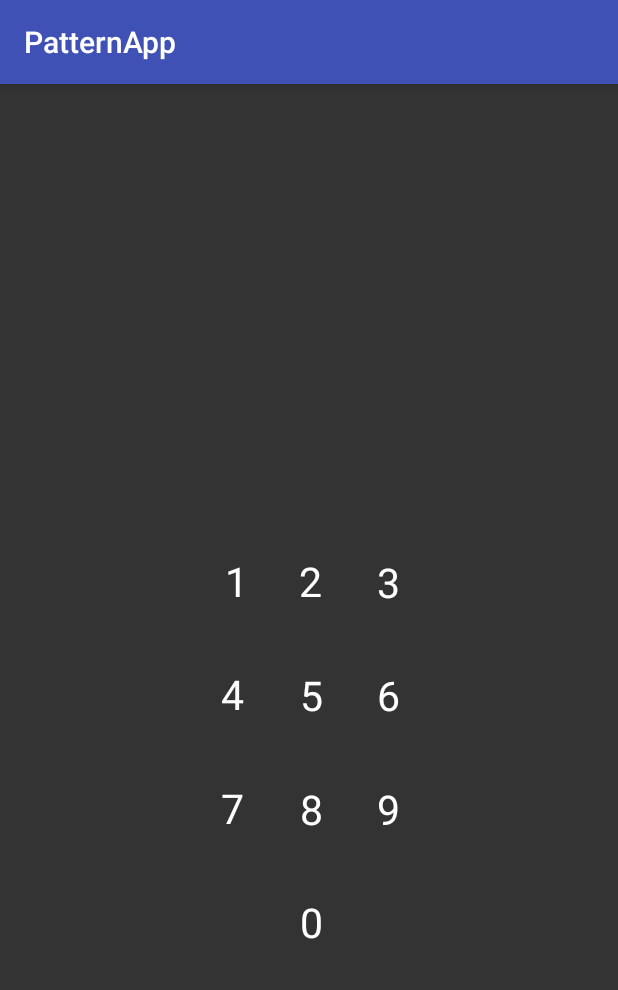
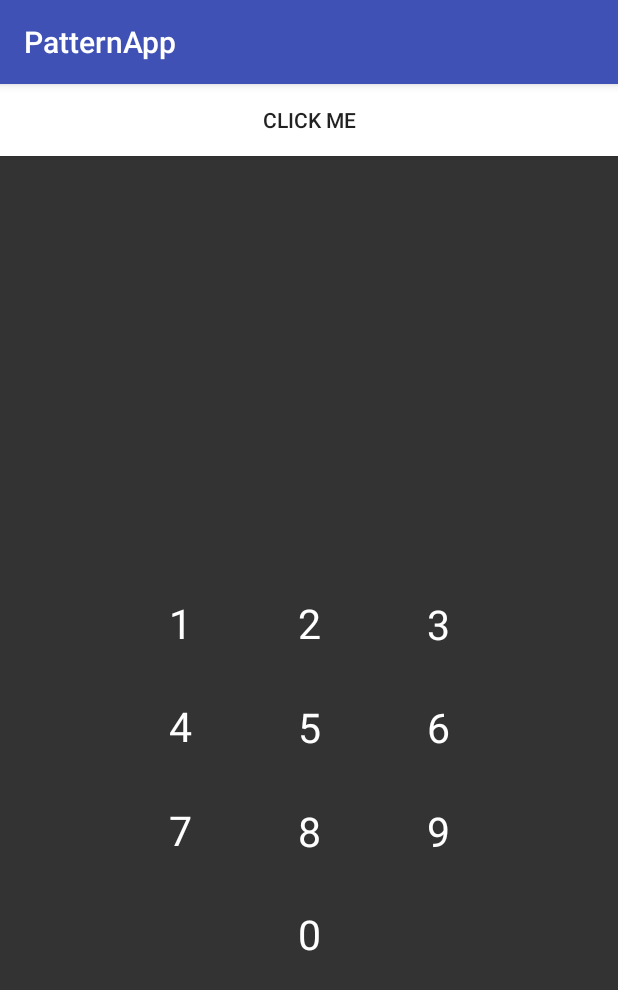
Before and after one commit to uchiaitachipro/PatternApp, an Android app: the screen it shows after launch (MainActivity), on a phone screen of 412 x 824 dp. Shown: the top 990 px of the screen. Run offline under Robolectric (Android 15) with nearby library versions, the phone set to English and light mode, and no system bars.

Commit message:
add click circle

```diff
--- /dev/null
+++ b/app/src/main/res/drawable/test_click_ripe.xml
@@ -0,0 +1,7 @@
+<?xml version="1.0" encoding="utf-8"?>
+<ripple xmlns:android="http://schemas.android.com/apk/res/android"
+    xmlns:tools="http://schemas.android.com/tools"
+    android:color="#FF0000"
+    tools:targetApi="lollipop">
+    <item android:drawable="@drawable/test_ripple_items" />
+</ripple>
--- /dev/null
+++ b/app/src/main/res/drawable/test_ripple_items.xml
@@ -0,0 +1,16 @@
+<?xml version="1.0" encoding="utf-8"?>
+<selector xmlns:android="http://schemas.android.com/apk/res/android">
+
+    <item android:state_pressed="true">
+        <shape>
+            <solid android:color="#2f8bf4"></solid>
+        </shape>
+    </item>
+
+    <item>
+        <shape>
+            <solid android:color="@android:color/white"></solid>
+        </shape>
+    </item>
+
+</selector>
--- a/app/src/main/res/layout/activity_main.xml
+++ b/app/src/main/res/layout/activity_main.xml
@@ -7,6 +7,15 @@
     android:layout_height="match_parent"
     android:background="#333333"
     tools:context=".MainActivity">
+
+    <Button
+        android:id="@+id/button_01"
+        android:layout_width="match_parent"
+        android:layout_height="wrap_content"
+        app:layout_constraintStart_toStartOf="parent"
+        app:layout_constraintEnd_toEndOf="parent"
+        android:background="@drawable/test_click_ripe"
+        android:text="Click Me"/>
 
     <com.uchia.patternview.UltimatePatternView
         android:id="@+id/pattern_view"
@@ -20,16 +29,17 @@
         app:upv_pathColor="@android:color/white"
         app:upv_pathWidth="3dp"
         app:upv_number_textSize="27sp"
-        app:upv_left_padding_ratio="0.2"
-        app:upv_right_padding_ratio="0.2"
-        app:upv_top_padding_ratio="-0.05"
-        app:upv_bottom_padding_ratio="-0.05"
+        app:upv_left_padding_ratio="0"
+        app:upv_right_padding_ratio="0"
+        app:upv_top_padding_ratio="0"
+        app:upv_bottom_padding_ratio="0"
+        app:upv_number_click_circle_radius="20dp"
         app:layout_constraintBottom_toBottomOf="parent"
         app:layout_constraintDimensionRatio="1:1"
         app:layout_constraintEnd_toEndOf="parent"
         app:layout_constraintHorizontal_bias="0.496"
         app:layout_constraintStart_toStartOf="parent"
-        app:layout_constraintTop_toTopOf="parent"
+        app:layout_constraintTop_toBottomOf="@+id/button_01"
         app:layout_constraintVertical_bias="0.626" />
 
     <TextView
--- a/patternview/src/main/java/com/uchia/patternview/UltimatePatternView.kt
+++ b/patternview/src/main/java/com/uchia/patternview/UltimatePatternView.kt
@@ -4,19 +4,25 @@ import android.content.Context
 import android.graphics.Canvas
 import android.graphics.Color
 import android.graphics.Rect
+import android.graphics.drawable.RippleDrawable
+import android.os.Build
 import android.os.Debug
 import android.os.SystemClock
+import android.support.v4.content.res.ResourcesCompat
 import android.util.AttributeSet
 import android.util.Log
 import android.view.HapticFeedbackConstants
 import android.view.MotionEvent
 import android.view.View
+import com.uchia.patternview.anims.IClickAnim
+import com.uchia.patternview.anims.RippleClickAnimHelper
 import com.uchia.patternview.rules.AbsPatternRule
 import com.uchia.patternview.rules.GesturePattern
 import com.uchia.patternview.rules.NumberPattern
 import com.uchia.patternview.rules.enums.PatternType
 import com.uchia.patternview.rules.enums.DisplayMode
 import java.util.*
+import kotlin.math.ceil
 
 class UltimatePatternView : View ,IPatternView{
 
@@ -37,7 +43,8 @@ class UltimatePatternView : View ,IPatternView{
     private var leftPaddingRatio: Float = 0f
     private var rightPaddingRatio: Float = 0f
     private var topPaddingRatio: Float = 0f
-    private var bottomPaddingRatio: Float = 0f
+    private var bottomPaddingRatio : Float = 0f
+    private var numberCircleRadius : Float = 0f
 
     private val invalidate = Rect()
     private lateinit var mPattern : ArrayList<Cell>
@@ -46,6 +53,8 @@ class UltimatePatternView : View ,IPatternView{
     private lateinit var patternRule : AbsPatternRule
 
     private val mPatternClearer = Runnable { clearPattern() }
+
+
 
     override val hostContext: Context
         get() = context
@@ -88,7 +97,7 @@ class UltimatePatternView : View ,IPatternView{
     override var rightRealPadding : Int = 0
     override var bottomRealPadding : Int = 0
 
-
+//    override var clickAnimHelper: IClickAnim? = null
 
 
     constructor(context: Context)
@@ -100,8 +109,6 @@ class UltimatePatternView : View ,IPatternView{
     constructor(context: Context, attrs: AttributeSet?, defStyle: Int)
             : super(context, attrs, defStyle) {
         init(context, attrs)
-
-
     }
 
     private fun init(context: Context, attrs: AttributeSet?) {
@@ -146,7 +153,12 @@ class UltimatePatternView : View ,IPatternView{
             rightPaddingRatio = Math.max(Math.min(rightPaddingRatio,1f),-1f)
             bottomPaddingRatio = Math.max(Math.min(bottomPaddingRatio,1f),-1f)
 
+            numberCircleRadius = typedArray.getDimension(
+                    R.styleable.UltimatePatternView_upv_number_click_circle_radius,
+                    100f)
+
             patternRule = initPattern(gridRows, gridColumns)
+
 
 
         } finally {
@@ -154,7 +166,16 @@ class UltimatePatternView : View ,IPatternView{
         }
 
         mPattern = ArrayList(patternRule.getSize())
-
+//        if (Build.VERSION.SDK_INT >= Build.VERSION_CODES.LOLLIPOP){
+//            val helper = RippleClickAnimHelper(this)
+//            helper.drawable =  ResourcesCompat.getDrawable(
+//                    resources,
+//                    R.drawable.upv_click_ripe,
+//                    context.theme) as RippleDrawable
+//            clickAnimHelper = helper
+//            background = helper.drawable
+//            background.setBounds(0,0,0,0)
+//        }
     }
 
     private fun initPattern(row: Int, col: Int): AbsPatternRule {
@@ -168,6 +189,7 @@ class UltimatePatternView : View ,IPatternView{
                 NumberPattern(row, col, this)
             }
         }
+        rule.numberCircleRadius = numberCircleRadius
         rule.circleColor = circleColor
         rule.dotColor = dotColor
         rule.pathColor = pathColor
@@ -227,7 +249,7 @@ class UltimatePatternView : View ,IPatternView{
                 patternRule.patternInProgress = false
                 resetPattern()
                 notifyPatternCleared()
-
+//                setClickEffect(null)
                 if (PROFILE_DRAWING) {
                     if (drawingProfilingStarted) {
                         Debug.stopMethodTracing()
@@ -415,10 +437,34 @@ class UltimatePatternView : View ,IPatternView{
         patternRule.clearCellState()
         val hitCell = detectAndAddHitByClickMode(x, y)
         if (hitCell != null) {
+//            performClick()
+//            setClickEffect(hitCell)
+            hitCell.isSelected = true
             invalidateCellArea(hitCell)
             notifyPatternStarted()
         }
+
     }
+
+//    private fun setClickEffect(hitCell : Cell?){
+//
+//        if (hitCell == null){
+//            clickAnimHelper?.setClickState(false)
+//            clickAnimHelper?.setHotspot(0f,0f)
+//            clickAnimHelper?.setClickBounds(0,0,0,0)
+//            return
+//        }
+//
+//        val centerX = getCenterXForColumn(hitCell?.column!!).toInt()
+//        var centerY = getCenterYForRow(hitCell?.row!!).toInt()
+//        clickAnimHelper?.setHotspot(centerX.toFloat(),centerY.toFloat())
+//        clickAnimHelper?.setClickBounds(
+//                centerX - 200,
+//                centerY - 100,
+//                centerX + 200 ,
+//                centerY + 100)
+//        clickAnimHelper?.setClickState(true)
+//    }
 
     private fun invalidateCellArea(hitCell : Cell){
         val startX = getCenterXForColumn(hitCell.column)
@@ -464,6 +510,8 @@ class UltimatePatternView : View ,IPatternView{
                 val patternSize = mPattern.size
                 if (hitCell != null && patternSize == 0) {
                     hitCell.isSelected = true
+                    performClick()
+//                    setClickEffect(hitCell)
                     notifyPatternStarted()
                     invalidateCellArea(hitCell)
                 }
@@ -650,6 +698,7 @@ class UltimatePatternView : View ,IPatternView{
             } else {
                 notifyPatternSelected(patternRule.getClickContent(hitCell))
             }
+//            setClickEffect(null)
             hitCell.isSelected = false
             invalidateCellArea(hitCell)
         }
--- /dev/null
+++ b/patternview/src/main/java/com/uchia/patternview/anims/IClickAnim.kt
@@ -0,0 +1,16 @@
+package com.uchia.patternview.anims
+
+import android.graphics.Canvas
+
+/**
+ * Created by uchia on 2018/6/21.
+ */
+interface IClickAnim {
+
+    fun setClickBounds(left: Int, top: Int, right: Int, bottom: Int)
+    fun setHotspot(x : Float,y : Float)
+    fun draw(canvas : Canvas)
+
+    fun setClickState(state : Boolean)
+
+}
--- a/patternview/src/main/java/com/uchia/patternview/rules/AbsPatternRule.kt
+++ b/patternview/src/main/java/com/uchia/patternview/rules/AbsPatternRule.kt
@@ -59,6 +59,8 @@ abstract class AbsPatternRule : IPatternRule {
     override var inErrorStealthMode: Boolean = false
 
     override var patternInProgress: Boolean = false
+
+    override var numberCircleRadius: Float = 0f
 
     constructor(rows: Int, columns: Int, hostView : IPatternView) {
 
--- a/patternview/src/main/java/com/uchia/patternview/rules/IPatternRule.kt
+++ b/patternview/src/main/java/com/uchia/patternview/rules/IPatternRule.kt
@@ -11,6 +11,8 @@ interface IPatternRule {
     var inErrorStealthMode : Boolean
 
     var patternInProgress : Boolean
+
+    var numberCircleRadius : Float
 
     fun getRowCount(): Int
 
--- a/patternview/src/main/java/com/uchia/patternview/rules/NumberPattern.kt
+++ b/patternview/src/main/java/com/uchia/patternview/rules/NumberPattern.kt
@@ -10,14 +10,15 @@ import java.util.ArrayList
 
 class NumberPattern : AbsPatternRule {
 
-//    private val Debug = true
-
     private val InvalidNumber = "-1"
 
     private val ClickAreaRatio = 0.3f
 
     private val paint = Paint(Paint.ANTI_ALIAS_FLAG)
     private val textPaint = Paint(Paint.ANTI_ALIAS_FLAG)
+    private val selectedPaint = Paint(Paint.ANTI_ALIAS_FLAG)
+
+    private val debugPaint = Paint(Paint.ANTI_ALIAS_FLAG)
 
     private val rect = Rect()
 
@@ -35,6 +36,14 @@ class NumberPattern : AbsPatternRule {
             : super(row, col, hostView) {
         textPaint.color = Color.WHITE
         textPaint.textSize = hostView.numberTextSize
+
+        selectedPaint.strokeWidth = 3f
+        selectedPaint.color = Color.argb(51,255,255,255)
+        selectedPaint.style = Paint.Style.FILL
+
+        debugPaint.strokeWidth = 8f
+        debugPaint.color = Color.RED
+
 
     }
 
@@ -94,28 +103,26 @@ class NumberPattern : AbsPatternRule {
             return numberToOffsetMap[number]!!
         }
 
-        val textDimension = calculateTextDimension(number!!)
-        val result = intArrayOf(textDimension[0] / 2, textDimension[1] / 2)
+        textPaint.getTextBounds(number, 0, number.length, rect)
+        var width = textPaint.measureText(number).toInt()
+        val result = intArrayOf(width / 2 , rect.height() / 2)
         numberToOffsetMap[number] = result
-
+        rect.setEmpty()
         return result
     }
 
-    private fun calculateTextDimension(content: String): Array<Int> {
-        paint.textSize = hostView.numberTextSize
-        paint.getTextBounds(content, 0, content.length, rect)
-        val result = arrayOf(rect.width(), rect.height())
-        rect.setEmpty()
-        return result
-    }
 
     private val drawProxy = object : IDrawRule {
 
 
         override fun draw(canvas: Canvas, pattern: ArrayList<Cell>) {
 
+//            hostView.clickAnimHelper?.draw(canvas)
+
             drawNumbers(canvas)
-
+            if (pattern.size > 0){
+                drawSelectedCircle(canvas,pattern[0])
+            }
         }
 
         private fun drawNumbers(canvas: Canvas) {
@@ -148,14 +155,28 @@ class NumberPattern : AbsPatternRule {
                     val centerY = hostView.getCenterYForRow(row)
                     canvas.drawText(
                             text,
-                            centerX - offsetXY[0],
+                            centerX - offsetXY[0] ,
                             centerY + offsetXY[1],
                             textPaint)
+
+//                    canvas.drawPoint(centerX,centerY,debugPaint)
                 }
 
             }
         }
 
+        private fun drawSelectedCircle(canvas : Canvas , cell : Cell){
+
+            if (!cell.isSelected){
+                return
+            }
+
+            val centerX = hostView.getCenterXForColumn(cell.column)
+            val centerY = hostView.getCenterYForRow(cell.row)
+            canvas.drawCircle(centerX,centerY,numberCircleRadius,selectedPaint)
+
+        }
+
 
     }
 }
--- a/patternview/src/main/res/values/attrs.xml
+++ b/patternview/src/main/res/values/attrs.xml
@@ -27,6 +27,8 @@
 
         <attr name="upv_bottom_padding_ratio" format="float"/>
 
+        <attr name="upv_number_click_circle_radius" format="dimension"/>
+
     </declare-styleable>
 
 </resources>
```
Also changed, not shown: patternview/src/main/java/com/uchia/patternview/IPatternView.kt (+8 -5 lines), patternview/src/main/java/com/uchia/patternview/anims/RippleClickAnimHelper.kt (added, +56 -0 lines).
